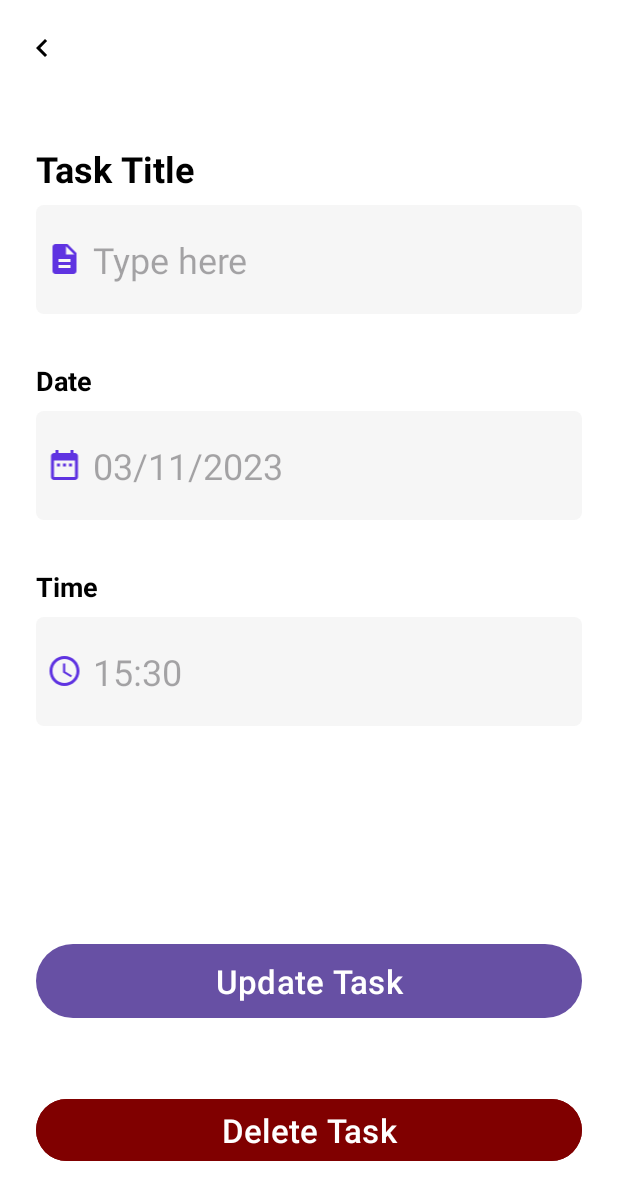
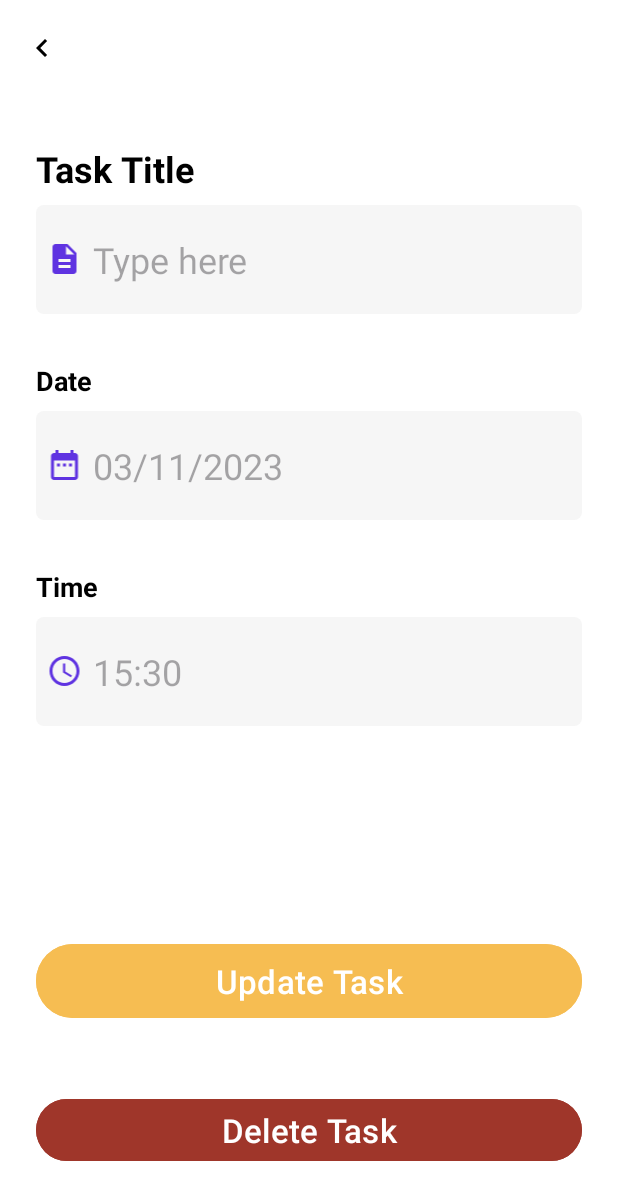
Before and after one commit to madhawaawishka/ToDoList_App, an Android app: the fragment TaskDetailFragment placed in its activity, on a phone screen of 412 x 824 dp. Shown: the top 1200 px of the screen. Run offline under Robolectric (Android 15) with nearby library versions, the phone set to English and light mode, and no system bars; our stand-ins replace Dagger/Hilt's generated code, Room's generated code, data binding; 2 statements that could not run were skipped.

Commit message:
change color.xml file na dthe inrterface

```diff
--- a/app/src/main/res/layout/fragment_task_detail.xml
+++ b/app/src/main/res/layout/fragment_task_detail.xml
@@ -213,7 +213,7 @@
             android:layout_height="wrap_content"
             android:layout_marginStart="24dp"
             android:layout_marginEnd="24dp"
-
+            android:backgroundTint="@color/yellow"
             android:onClick="@{() -> taskDetailFragment.updateTask(taskObject.taskId, editTextTitle.getText().toString(), editTextDate.getText().toString(), editTextTime.getText().toString())}"
             android:padding="10dp"
             android:text="@string/update_task_button"
@@ -226,6 +226,7 @@
         <Button
             android:id="@+id/buttonDeleteTask"
             android:layout_width="0dp"
+
             android:layout_height="wrap_content"
             android:layout_marginStart="24dp"
             android:layout_marginEnd="24dp"
--- a/app/src/main/res/values/colors.xml
+++ b/app/src/main/res/values/colors.xml
@@ -8,8 +8,8 @@
     <color name="gradient_center">#FAFAFB</color>
     <color name="gradient_end">#DCDEE2</color>
     <color name="bg_edit_text">#F6F6F6</color>
-    <color name="red">#800000</color>
-    <color name="yellow">#ffa31a</color>
+    <color name="red">#9F362A</color>
+    <color name="yellow">#F6BD52</color>
     <color name="green"> #003300</color>
 
 </resources>
```
